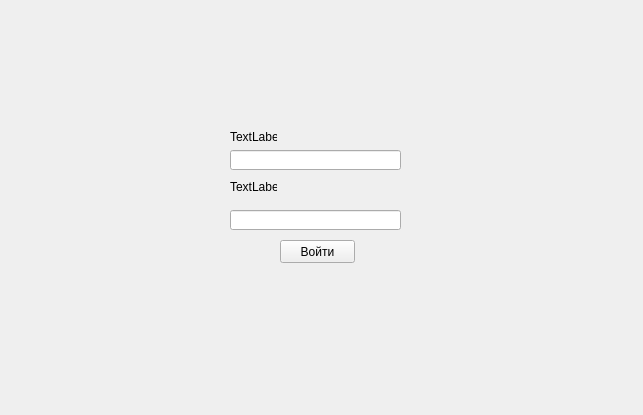
Before: the Qt Designer form LoginForm.ui in AlexanderPlatinum/MessengerClient, drawn with Qt 5.
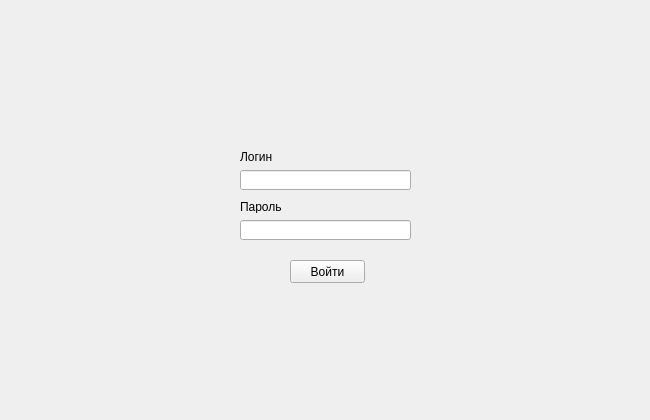
After: the same form once the commit is applied.

Commit message: start create protocol and login action

```diff
--- a/LoginForm.ui
+++ b/LoginForm.ui
@@ -6,8 +6,8 @@
    <rect>
     <x>0</x>
     <y>0</y>
-    <width>643</width>
-    <height>415</height>
+    <width>650</width>
+    <height>420</height>
    </rect>
   </property>
   <property name="windowTitle">
@@ -16,8 +16,8 @@
   <widget class="QLineEdit" name="LoginEdit">
    <property name="geometry">
     <rect>
-     <x>230</x>
-     <y>150</y>
+     <x>240</x>
+     <y>170</y>
      <width>171</width>
      <height>20</height>
     </rect>
@@ -26,8 +26,8 @@
   <widget class="QLineEdit" name="PasswordEdit">
    <property name="geometry">
     <rect>
-     <x>230</x>
-     <y>210</y>
+     <x>240</x>
+     <y>220</y>
      <width>171</width>
      <height>20</height>
     </rect>
@@ -36,8 +36,8 @@
   <widget class="QPushButton" name="LoginButton">
    <property name="geometry">
     <rect>
-     <x>280</x>
-     <y>240</y>
+     <x>290</x>
+     <y>260</y>
      <width>75</width>
      <height>23</height>
     </rect>
@@ -49,27 +49,27 @@
   <widget class="QLabel" name="label">
    <property name="geometry">
     <rect>
-     <x>230</x>
-     <y>130</y>
+     <x>240</x>
+     <y>150</y>
      <width>47</width>
      <height>13</height>
     </rect>
    </property>
    <property name="text">
-    <string>TextLabel</string>
+    <string>Логин</string>
    </property>
   </widget>
   <widget class="QLabel" name="label_2">
    <property name="geometry">
     <rect>
-     <x>230</x>
-     <y>180</y>
+     <x>240</x>
+     <y>200</y>
      <width>47</width>
      <height>13</height>
     </rect>
    </property>
    <property name="text">
-    <string>TextLabel</string>
+    <string>Пароль</string>
    </property>
   </widget>
  </widget>
```
The commit also changes 12 other files.
